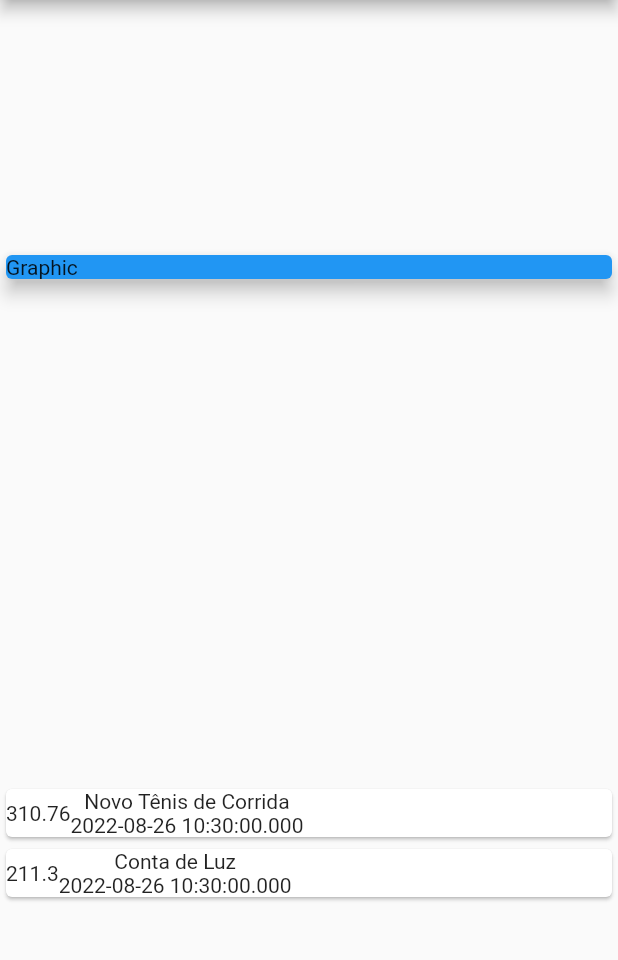
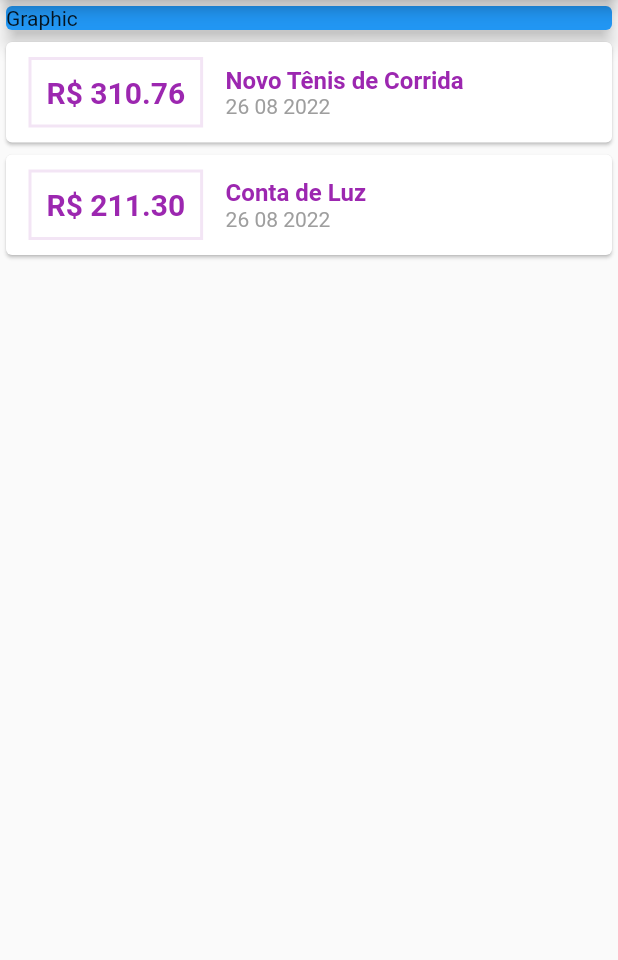
Before and after one commit to cadumeneses/personal_expenses, a Flutter app: the screen it shows after launch, on a phone screen of 412 x 824 dp, the part 84-1044 px from its top. Run offline on Flutter 3.47's test engine with Material 2 defaults, Android fonts, the phone set to English and light mode, and no system bars.

Commit message:
feat: add format date

```diff
--- a/lib/main.dart
+++ b/lib/main.dart
@@ -1,5 +1,6 @@
 import 'package:flutter/material.dart';
 import 'models/transaction.dart';
+import 'package:intl/intl.dart';
 
 main() => runApp(const ExpensesApp());
 
@@ -36,7 +37,6 @@ class MyHomePage extends StatelessWidget {
         title: const Text('Personal Expenses'),
       ),
       body: Column(
-        mainAxisAlignment: MainAxisAlignment.spaceAround,
         crossAxisAlignment: CrossAxisAlignment.stretch,
         children: [
           const SizedBox(
@@ -51,11 +51,38 @@ class MyHomePage extends StatelessWidget {
               return Card(
                 child: Row(
                   children: [
-                    SizedBox(child: Text(tr.value.toString())),
+                    Container(
+                      margin: const EdgeInsets.symmetric(
+                          horizontal: 15, vertical: 10),
+                      decoration: BoxDecoration(
+                        border: Border.all(
+                          color: Colors.purple.shade50,
+                          width: 2,
+                        ),
+                      ),
+                      padding: const EdgeInsets.all(10),
+                      child: Text(
+                        'R\$ ${tr.value.toStringAsFixed(2)}',
+                        style: const TextStyle(
+                            fontSize: 20,
+                            fontWeight: FontWeight.bold,
+                            color: Colors.purple),
+                      ),
+                    ),
                     Column(
+                      crossAxisAlignment: CrossAxisAlignment.start,
                       children: [
-                        Text(tr.title),
-                        Text(tr.date.toString()),
+                        Text(
+                          tr.title,
+                          style: const TextStyle(
+                              color: Colors.purple,
+                              fontWeight: FontWeight.bold,
+                              fontSize: 16),
+                        ),
+                        Text(
+                          DateFormat('d MM y').format(tr.date),
+                          style: const TextStyle(color: Colors.grey),
+                        ),
                       ],
                     )
                   ],
--- a/pubspec.yaml
+++ b/pubspec.yaml
@@ -29,7 +29,7 @@ environment:
 dependencies:
   flutter:
     sdk: flutter
-
+  intl: ^0.17.0
 
   # The following adds the Cupertino Icons font to your application.
   # Use with the CupertinoIcons class for iOS style icons.
```
Also changed, not shown: pubspec.lock.
